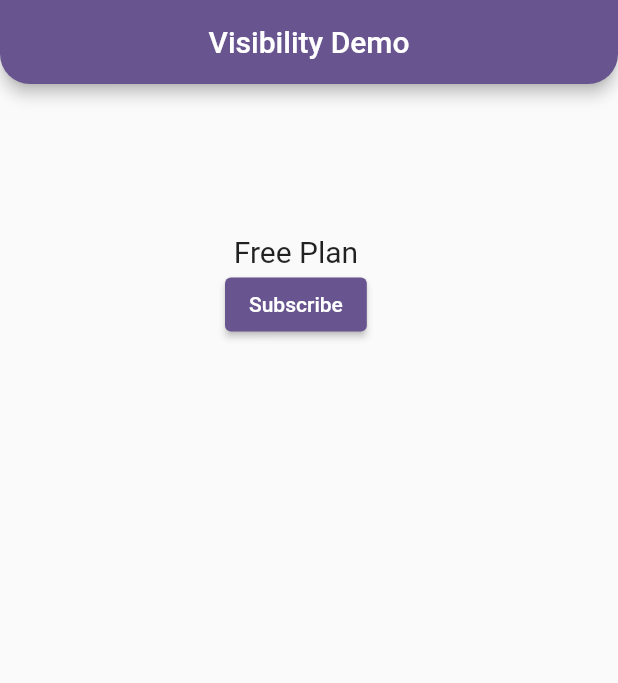
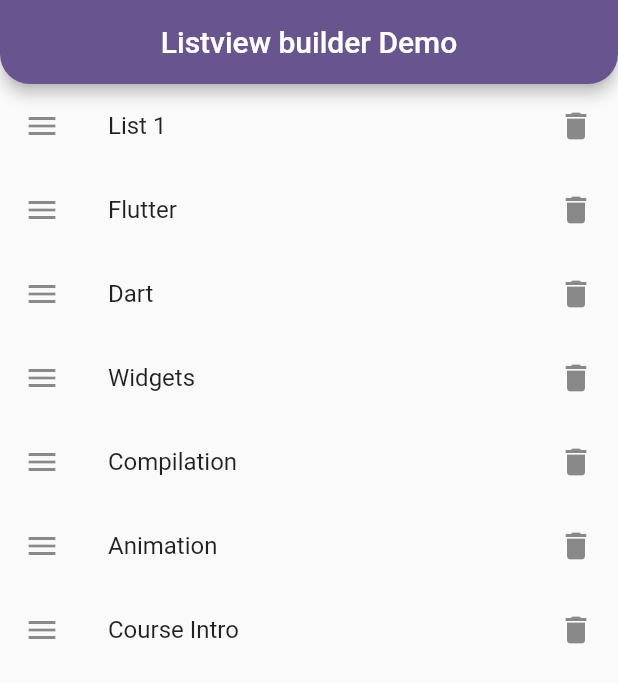
Before and after one commit to SheikMohideen007/Flutter-App---Demo, a Flutter app: the screen it shows after launch, on a phone screen of 412 x 824 dp. Shown: the top 683 px of the screen. Run offline on Flutter 3.47's test engine with Material 3 defaults, Android fonts, the light colour scheme and no system bars.

Commit message:
listview,listviewBuilder,Buttons,AlertDialog

```diff
--- /dev/null
+++ b/demo_app/lib/demo5/listviewBuilder_widget.dart
@@ -0,0 +1,41 @@
+import 'package:flutter/material.dart';
+
+class ListviewbuilderWidget extends StatefulWidget {
+  const ListviewbuilderWidget({super.key});
+
+  @override
+  State<ListviewbuilderWidget> createState() => _ListviewbuilderWidgetState();
+}
+
+class _ListviewbuilderWidgetState extends State<ListviewbuilderWidget> {
+  List<String> list = [
+    "List 1",
+    "Flutter",
+    "Dart",
+    "Widgets",
+    "Compilation",
+    "Animation",
+    "Course Intro"
+  ];
+  @override
+  Widget build(BuildContext context) {
+    return Scaffold(
+        appBar: AppBar(
+          title: Text('Listview builder Demo'),
+          centerTitle: true,
+          shape: RoundedRectangleBorder(
+              borderRadius: BorderRadius.only(
+                  bottomLeft: Radius.circular(20),
+                  bottomRight: Radius.circular(20))),
+        ),
+        body: ListView.builder(
+            itemCount: list.length,
+            itemBuilder: (context, index) {
+              return ListTile(
+                leading: Icon(Icons.menu),
+                title: Text(list[index]),
+                trailing: Icon(Icons.delete),
+              );
+            }));
+  }
+}
--- a/demo_app/lib/main.dart
+++ b/demo_app/lib/main.dart
@@ -5,6 +5,9 @@ import 'package:demo_app/demo3/image_widget.dart';
 import 'package:demo_app/demo4/list_tile_widget.dart';
 import 'package:demo_app/demo4/richText_widget.dart';
 import 'package:demo_app/demo4/visibility_widget.dart';
+import 'package:demo_app/demo5/button_widget.dart';
+import 'package:demo_app/demo5/listviewBuilder_widget.dart';
+import 'package:demo_app/demo5/listview_widget.dart';
 import 'package:flutter/material.dart';
 
 void main() {
@@ -22,7 +25,7 @@ class MyApp extends StatelessWidget {
         colorScheme: ColorScheme.fromSeed(seedColor: Colors.deepPurple),
         useMaterial3: false,
       ),
-      home: VisibilityWidget(),
+      home: ListviewbuilderWidget(),
       debugShowCheckedModeBanner: false,
     );
   }
```
Also changed, not shown: demo_app/lib/demo5/button_widget.dart (added, +86 -0 lines), demo_app/lib/demo5/listview_widget.dart (added, +51 -0 lines).
